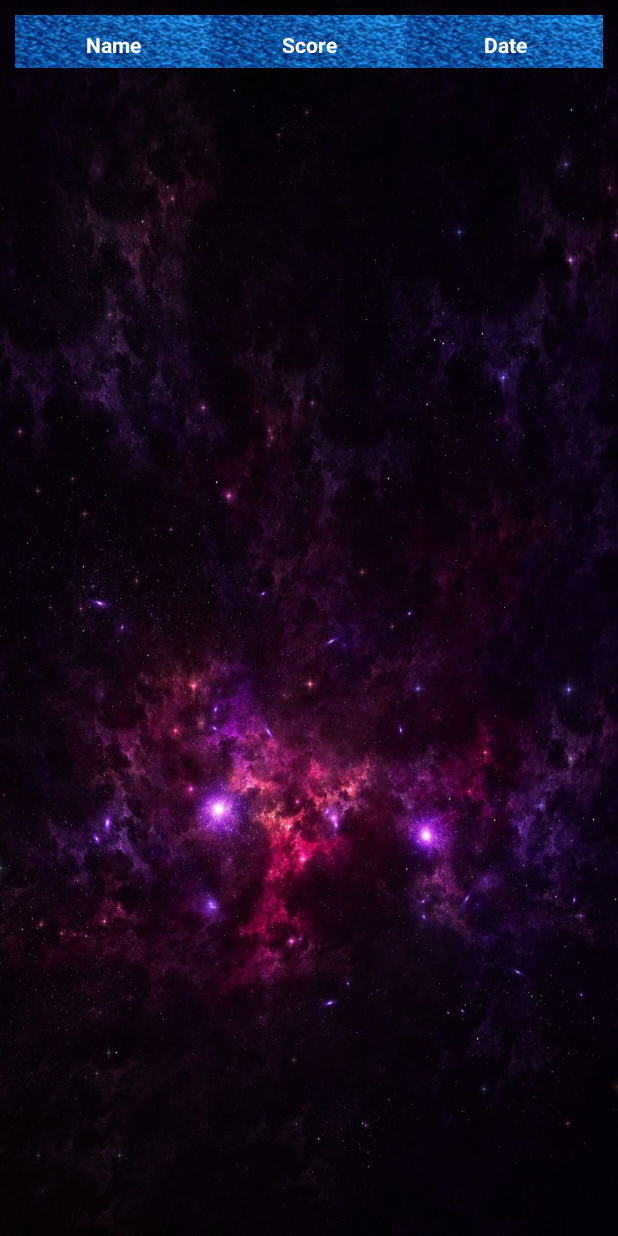
After one commit to Remba15/RMA_Jamb_Projekt, an Android app: the LeaderboardActivity screen opened directly, with no data from a screen before it, on a phone screen of 412 x 824 dp. The commit adds this screen. Run offline under Robolectric (Android 15) with nearby library versions, the phone set to English and light mode, and no system bars.

Commit message:
-pokrenut rad na leaderboard-u

```diff
--- a/app/src/main/AndroidManifest.xml
+++ b/app/src/main/AndroidManifest.xml
@@ -14,6 +14,9 @@
         android:theme="@style/Theme.AppCompat.NoActionBar"
         tools:targetApi="31">
         <activity
+            android:name=".activities.LeaderboardActivity"
+            android:exported="false" />
+        <activity
             android:name=".activities.GameActivity"
             android:exported="false" />
         <activity
--- /dev/null
+++ b/app/src/main/java/com/example/yambprojekt/activities/LeaderboardActivity.kt
@@ -0,0 +1,16 @@
+package com.example.yambprojekt.activities
+
+import androidx.appcompat.app.AppCompatActivity
+import android.os.Bundle
+import com.example.yambprojekt.R
+import com.example.yambprojekt.databinding.ActivityLeaderboardBinding
+
+class LeaderboardActivity : AppCompatActivity() {
+    override fun onCreate(savedInstanceState: Bundle?) {
+        super.onCreate(savedInstanceState)
+        val binding = ActivityLeaderboardBinding.inflate(layoutInflater).also {
+            setContentView(it.root)
+
+        }
+    }
+}
--- a/app/src/main/java/com/example/yambprojekt/activities/MainActivity.kt
+++ b/app/src/main/java/com/example/yambprojekt/activities/MainActivity.kt
@@ -5,6 +5,7 @@ import androidx.appcompat.app.AppCompatActivity
 import android.os.Bundle
 import android.widget.Button
 import com.example.yambprojekt.R
+import com.example.yambprojekt.databinding.ActivityLeaderboardBinding
 import com.example.yambprojekt.databinding.ActivityMainBinding
 
 
@@ -18,6 +19,7 @@ class MainActivity : AppCompatActivity() {
             it.btnNewGame.setOnClickListener { openNewGame() }
             it.btnExit.setOnClickListener { finishAffinity() }
             it.btnInfo.setOnClickListener {openInfo() }
+            it.btnLeaderboard.setOnClickListener { openLeaderboard() }
         }
 
 
@@ -33,7 +35,8 @@ class MainActivity : AppCompatActivity() {
     }
 
     private fun openLeaderboard(){
-
+        val newLeaderboardIntent: Intent = Intent(this, LeaderboardActivity::class.java)
+        startActivity(newLeaderboardIntent)
     }
 
 }
--- a/app/src/main/res/layout/activity_leaderboard.xml
+++ b/app/src/main/res/layout/activity_leaderboard.xml
@@ -1,6 +1,68 @@
 <?xml version="1.0" encoding="utf-8"?>
 <androidx.constraintlayout.widget.ConstraintLayout xmlns:android="http://schemas.android.com/apk/res/android"
     android:layout_width="match_parent"
-    android:layout_height="match_parent">
+    android:layout_height="match_parent"
+    xmlns:app="http://schemas.android.com/apk/res-auto"
+    xmlns:tools="http://schemas.android.com/tools"
+    android:background="@drawable/background">
+
+    <TableLayout
+        android:id="@+id/tl_leaderboard_columns"
+        android:layout_width="match_parent"
+        android:layout_height="wrap_content"
+        android:stretchColumns="1,2,3"
+        app:layout_constraintTop_toTopOf="parent"
+        android:layout_marginStart="10dp"
+        android:layout_marginEnd="10dp"
+        android:layout_marginTop="10dp"
+        >
+
+        <TableRow>
+            <TextView
+                android:layout_column="1"
+                android:layout_width="0dp"
+                android:layout_height="35dp"
+                android:background="@drawable/texture_blue"
+                android:text="@string/name"
+                android:textStyle="bold"
+                android:textAlignment="center"
+                android:textColor="@color/white"
+                android:padding="10dp"/>
+            <TextView
+                android:layout_column="2"
+                android:layout_width="0dp"
+                android:layout_height="35dp"
+                android:background="@drawable/texture_blue"
+                android:text="@string/score"
+                android:textStyle="bold"
+                android:textAlignment="center"
+                android:textColor="@color/white"
+                android:padding="10dp"
+                />
+            <TextView
+                android:layout_column="3"
+                android:layout_width="0dp"
+                android:layout_height="35dp"
+                android:background="@drawable/texture_blue"
+                android:text="@string/date"
+                android:textStyle="bold"
+                android:textAlignment="center"
+                android:textColor="@color/white"
+                android:padding="10dp"
+                />
+        </TableRow>
+    </TableLayout>
+
+    <androidx.recyclerview.widget.RecyclerView
+        android:id="@+id/rv_leaderboard"
+        android:layout_width="match_parent"
+        android:layout_height="wrap_content"
+        android:layout_marginStart="10dp"
+        android:layout_marginEnd="10dp"
+        android:clipToPadding="false"
+        app:layout_constraintTop_toBottomOf="@id/tl_leaderboard_columns"
+        android:scrollbars="vertical"
+        tools:listitem="@layout/rv_leaderboard_layout"
+        />
 
 </androidx.constraintlayout.widget.ConstraintLayout>
--- a/app/src/main/res/values/strings.xml
+++ b/app/src/main/res/values/strings.xml
@@ -7,4 +7,8 @@
     <string name="arrow_up_down">↑↓</string>
     <string name="announcement">A</string>
     <string name="sum">∑</string>
+    <string name="name">Name</string>
+    <string name="score">Score</string>
+    <string name="date">Date</string>
+    <string name="Return">Return</string>
 </resources>
```
Also changed, not shown: app/src/main/res/layout/activity_leaderboard2.xml (added, +9 -0 lines), app/src/main/res/layout/rv_leaderboard_layout.xml (added, +43 -0 lines), app/src/main/res/drawable/texture_wood.jpg (added).
